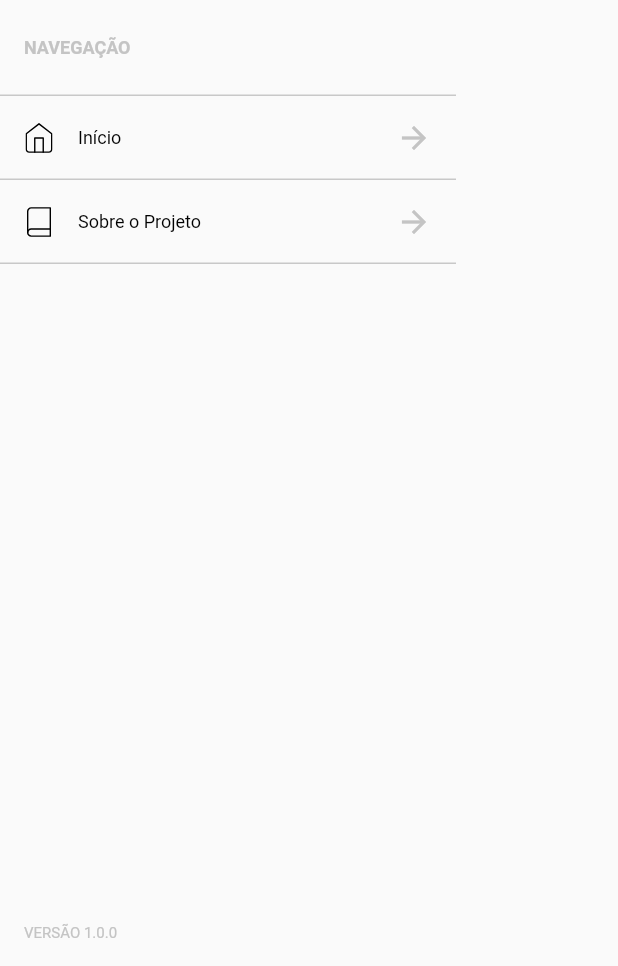
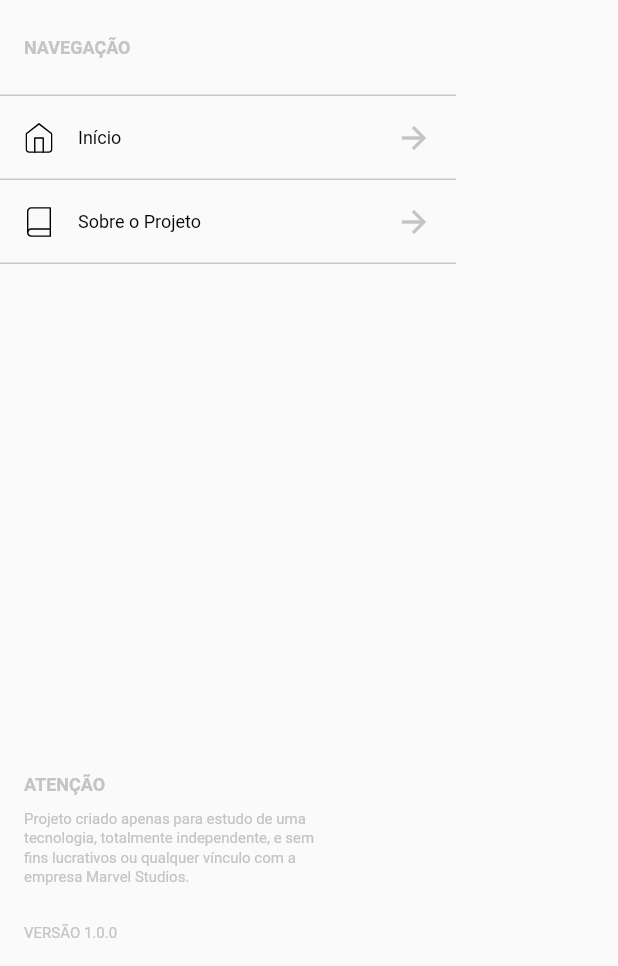
Before and after one commit to caruzojr/works_marvelmcu_mobile_app, a Flutter app: the ZDrawerMenuWidget widget shown alone on an empty page, opened directly, on a phone screen of 412 x 824 dp, the part 270-1236 px from its top. Run offline on Flutter 3.47's test engine with Material 2 defaults, Android fonts, the phone set to English and light mode, and no system bars; our stand-ins replace bloc, equatable, flutter_bloc, flutter_svg; network calls fail; project files that could hold a hidden picture were left out.

Commit message:
mensagem de alerta padrão no menu Drawer

```diff
--- a/lib/src/shared/data/constants/all.const.dart
+++ b/lib/src/shared/data/constants/all.const.dart
@@ -5,4 +5,5 @@ export 'margin.const.dart';
 export 'padding.const.dart';
 export 'size.const.dart';
 export 'spacer.const.dart';
+export 'strings.const.dart';
 export 'ui.const.dart';
--- /dev/null
+++ b/lib/src/shared/data/constants/strings.const.dart
@@ -0,0 +1,2 @@
+const String alertMessageProject =
+    "Projeto criado apenas para estudo de uma tecnologia, totalmente independente, e sem fins lucrativos ou qualquer vínculo com a empresa Marvel Studios.";
--- a/lib/src/shared/widgets/zDrawerMenu/data/constants/ui.const.dart
+++ b/lib/src/shared/widgets/zDrawerMenu/data/constants/ui.const.dart
@@ -15,4 +15,5 @@ const bool headerIsLogoNegative = true;
 const double paddingTitleSectionHorizontal = 16;
 const double paddingTitleSectionVertical = 24;
 
+const double sizeWidthAlertMessage = 200;
 const double paddingVersionBuild = 16;
--- a/lib/src/shared/widgets/zDrawerMenu/view/zDraweMenu.widget.dart
+++ b/lib/src/shared/widgets/zDrawerMenu/view/zDraweMenu.widget.dart
@@ -82,12 +82,34 @@ class ZDrawerMenuWidget extends StatelessWidget {
           Spacer(),
           Container(
             padding: EdgeInsets.all(paddingVersionBuild),
+            child: Column(
+              crossAxisAlignment: CrossAxisAlignment.start,
+              children: [
+                Text(
+                  "Atenção".toUpperCase(),
+                  style: Theme.of(context).textTheme.bodyText2.copyWith(
+                      color: zGreyColorDefault, fontWeight: FontWeight.bold),
+                ),
+                SizedBox(height: zLayoutSpacerS),
+                Container(
+                  width: sizeWidthAlertMessage,
                   child: Text(
+                    alertMessageProject,
+                    style: TextStyle(
+                      fontSize: zFontSizeXS,
+                      color: zGreyColorDefault,
+                    ),
+                  ),
+                ),
+                SizedBox(height: zLayoutSpacerL),
+                Text(
                   versionBuildProject.toUpperCase(),
                   style: TextStyle(
                     fontSize: zFontSizeXS,
                     color: zGreyColorDefault,
                   ),
+                ),
+              ],
             ),
           ),
         ],
```
Also changed, not shown: lib/src/modules/about/about.page.dart (+4 -4 lines), lib/src/modules/about/data/constants/strings.const.dart (+3 -5 lines). Lines whose indentation alone changed are shown as unchanged.
